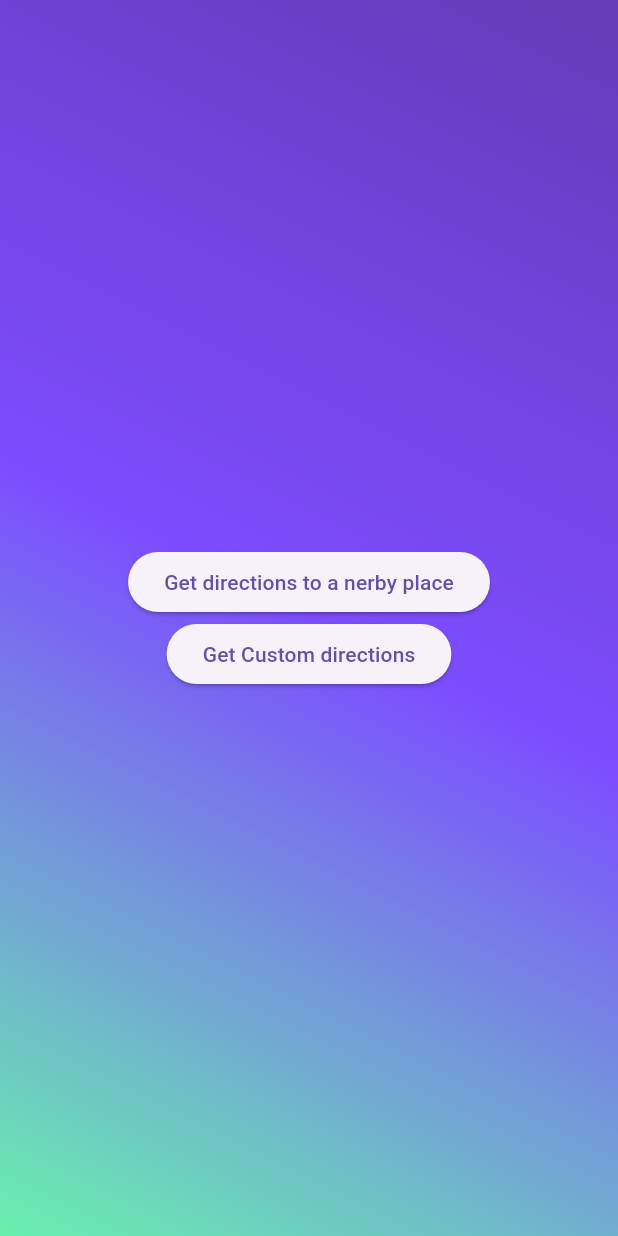
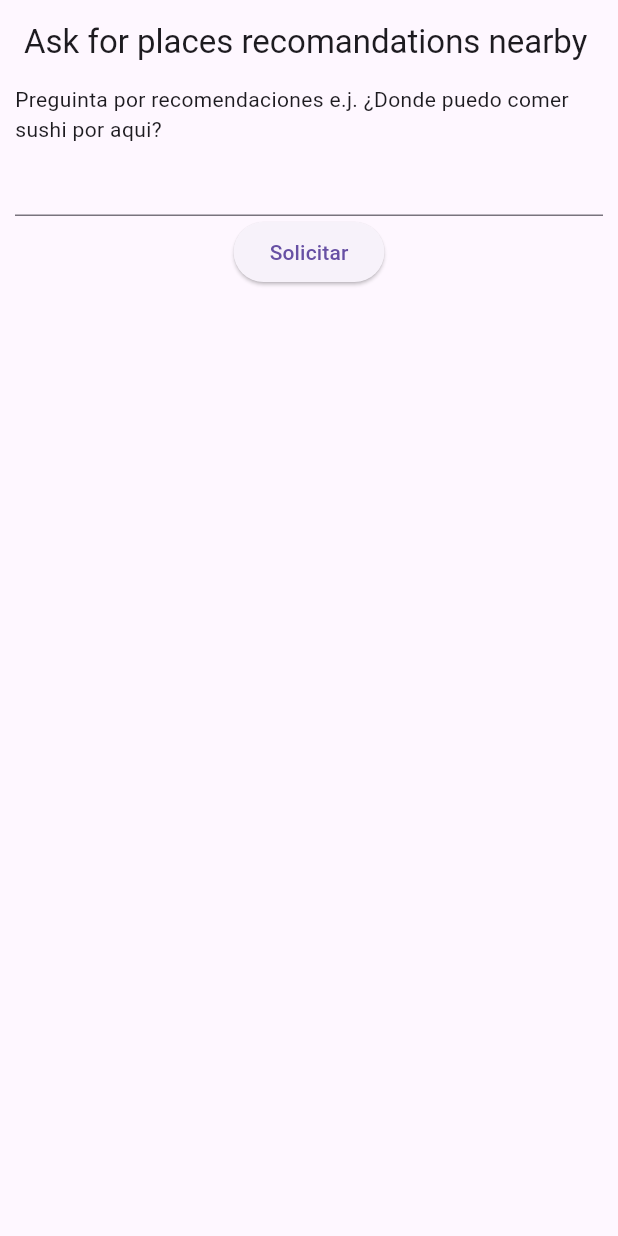
Before and after one commit to aaronrchz/human_directions, a Flutter app: the screen it shows after launch, after a tap on "Get directions to a nerby place", on a phone screen of 412 x 824 dp. Run offline on Flutter 3.47's test engine with Material 3 defaults, Android fonts, the phone set to English and light mode, and no system bars; our stand-ins replace flutter_dotenv, geolocator; missing offline and left inert: dart_openai, google_directions_api.

Commit message:
"Added recommendations screen, changed the system prompt to not give closed places"

```diff
--- a/lib/human_directions.dart
+++ b/lib/human_directions.dart
@@ -150,9 +150,10 @@ class HumanDirections {
         content: [
           OpenAIChatCompletionChoiceMessageContentItemModel.text(
             """
-          The user will give thier location and ask for recommendations about were to g
-          o in the following text, please extract and deliverone of the following categories:
+          The user will give thier location and ask for recommendations about were to go
+          in the following text, please extract and deliver one of the following categories:
           getegories: $placesTypesList
+          however if the place is not open at the moment do not recommend it or mark it as closed.
           answer the user in: $openAIlenguage.
           """,
           ),
--- a/lib/main.dart
+++ b/lib/main.dart
@@ -2,7 +2,7 @@ import 'package:flutter/material.dart';
 import 'package:flutter_dotenv/flutter_dotenv.dart';
 import 'package:human_directios/directions_screen.dart';
 import 'package:human_directios/home_screen.dart';
-import 'package:human_directios/human_directions.dart';
+import 'package:human_directios/nearby_directions_screen.dart';
 
 void main() async {
   await dotenv.load(fileName: 'assets/.env');
@@ -26,14 +26,13 @@ class _HumanDirectionsAppState extends State<HumanDirectionsApp>{
     });
   }
   void goToNearbyDirectionsScreen() async{
-    HumanDirections testController = HumanDirections(openAiApiKey: widget.openAiApiKey, googleDirectionsApiKey: widget.googleDirectionsApiKey);
+    /*HumanDirections testController = HumanDirections(openAiApiKey: widget.openAiApiKey, googleDirectionsApiKey: widget.googleDirectionsApiKey);
       await testController.getCurrentLocation(context);
       print(testController.currentPosition);
-      await testController.gptPromptNearbyPlaces('Where can i get a drink', testController.currentPosition!);
+      await testController.gptPromptNearbyPlaces('Where can i get a drink', testController.currentPosition!); */
     setState(() {
 
-      currentScreen = const
-      Scaffold(body: Text('Work in progress'),);
+      currentScreen = RequestDNearbyPlacesScreen(googleDirectionsApiKey: widget.googleDirectionsApiKey, openAiApiKey: widget.openAiApiKey);
     });
   }
   @override
--- a/lib/nearby_directions_screen.dart
+++ b/lib/nearby_directions_screen.dart
@@ -0,0 +1,75 @@
+import 'package:flutter/material.dart';
+import 'package:human_directios/human_directions.dart';
+
+class RequestDNearbyPlacesScreen extends StatefulWidget {
+  const RequestDNearbyPlacesScreen(
+      {required this.googleDirectionsApiKey,
+      required this.openAiApiKey,
+      super.key});
+  final String openAiApiKey;
+  final String googleDirectionsApiKey;
+  @override
+  State<RequestDNearbyPlacesScreen> createState() =>
+      _RequestDNearbyPlacesScreen();
+}
+
+class _RequestDNearbyPlacesScreen extends State<RequestDNearbyPlacesScreen> {
+  late HumanDirections directionsController;
+  final TextEditingController _textEditingController = TextEditingController();
+  late Future<String?> _futureResult;
+
+  Future<String?> _handleSubmit() async {
+    directionsController = HumanDirections(
+        openAiApiKey: widget.openAiApiKey,
+        googleDirectionsApiKey: widget.googleDirectionsApiKey);
+    String input = _textEditingController.text;
+    await directionsController.getCurrentLocation(context);
+    return await directionsController.gptPromptNearbyPlaces(
+        input, directionsController.currentPosition!);
+  }
+
+  @override
+  void initState() {
+    super.initState();
+    _futureResult = Future.value(null);
+  }
+
+  @override
+  Widget build(BuildContext context) {
+    return Scaffold(
+      appBar: AppBar(title: const Text('Ask for places recomandations nearby')),
+      body: Padding(
+        padding: const EdgeInsets.symmetric(horizontal: 10.0),
+        child: Column(
+          children: [
+            const Text(
+                'Preguinta por recomendaciones e.j. ¿Donde puedo comer sushi por aqui?'),
+            TextField(controller: _textEditingController),
+            ElevatedButton(
+              onPressed: () {
+                setState(() {
+                  _futureResult = _handleSubmit();
+                });
+              },
+              child: const Text('Solicitar'),
+            ),
+            FutureBuilder<String?>(
+              future: _futureResult,
+              builder: (context, snapshot) {
+                if (snapshot.connectionState == ConnectionState.waiting) {
+                  return const CircularProgressIndicator();
+                } else if (snapshot.hasError) {
+                  return Text('Error: ${snapshot.error}');
+                } else if (snapshot.hasData) {
+                  return Text(snapshot.data!);
+                } else {
+                  return Container();
+                }
+              },
+            ),
+          ],
+        ),
+      ),
+    );
+  }
+}
```
